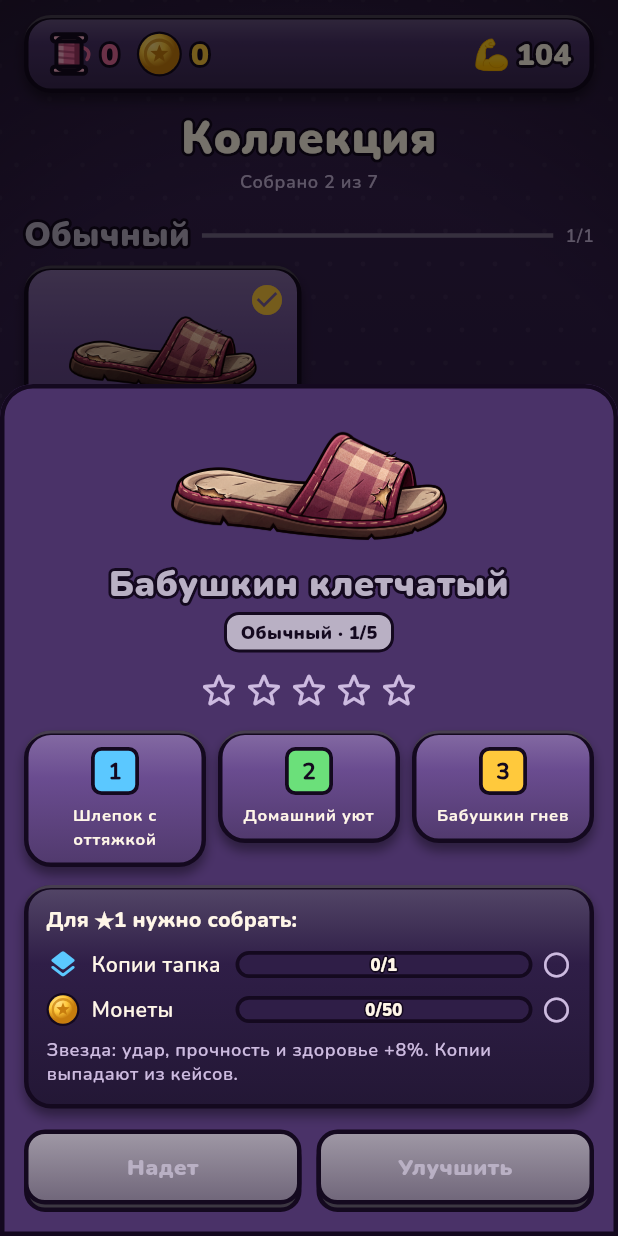
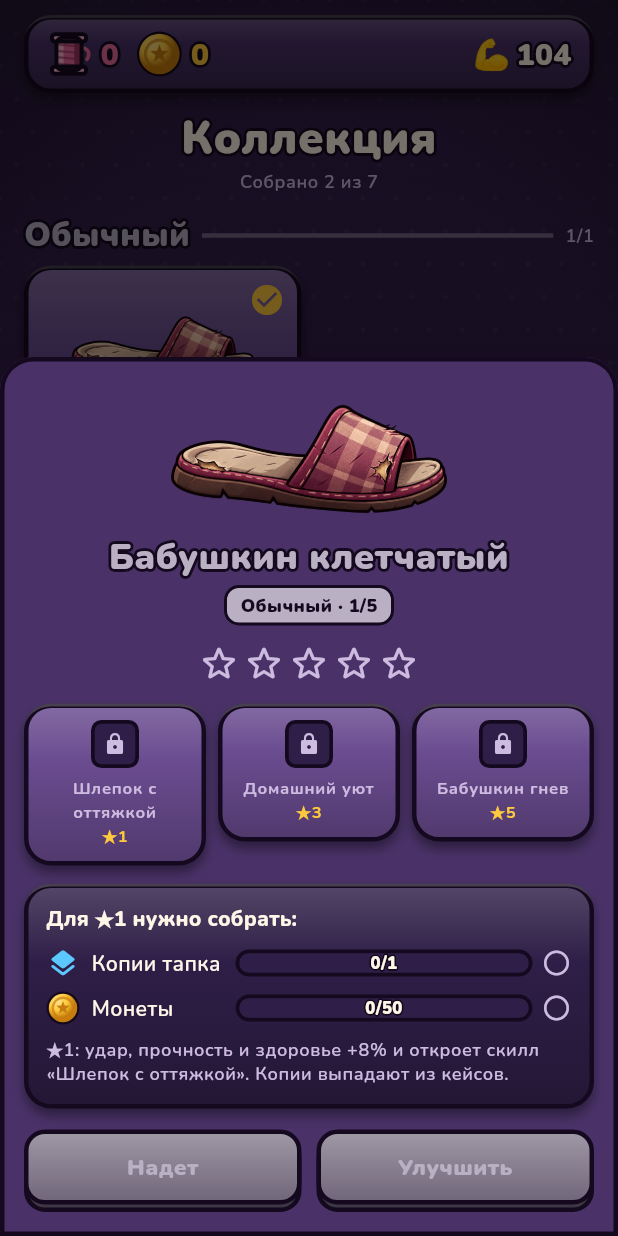
Before and after one commit to voprostvoy-creator/idle-slipper, a Flutter app: the screen it shows after launch, after a tap on "Сменить тапок", after a tap on "Бабушкин клетчатый", on a phone screen of 412 x 824 dp. Run offline on Flutter 3.47's test engine with Material 3 defaults, Android fonts, the phone set to English and light mode, and no system bars; our stand-ins replace shared_preferences.

Commit message:
Скиллы открываются звёздами: ★1 активный, ★3 пассивный, ★5 ульта
- Без звёзд у тапка нет скиллов; чётные звёзды дают только +8% к статам.
- В бою закрытые скиллы — замки (по нажатию — на какой звезде откроются),
  шкала ульты скрыта, пока ульта закрыта.
- В окне тапка: замки на скиллах с нужной звездой, в требованиях — что
  откроет следующая звезда.
- Насекомые по рангу: обычные — только активный скилл, элита — ещё
  пассивный, босс — все три. Уровни главы 1 и муха ослаблены: без звёзд
  бой 1 берётся с 1-го уровня, босс — с 11-го.
- Отладка: кнопка «+1 каждого тапка».

Co-Authored-By: Claude Opus 5.5 <noreply@anthropic.com>

```diff
--- a/lib/game/battle/battle_sim.dart
+++ b/lib/game/battle/battle_sim.dart
@@ -260,7 +260,7 @@ class BattleSim {
 
     SideSnapshot snap(_State st) => SideSnapshot(
           ult: st.ult,
-          skillReady: st.skills.isEmpty
+          skillReady: !st.skills.hasActive
               ? 0
               : ((st.skills.activeCooldown - st.cooldown) / st.skills.activeCooldown)
                   .clamp(0.0, 1.0),
@@ -372,11 +372,11 @@ class BattleSim {
       // --- Выбор действия: ульта → скилл по откату → обычный удар ---
       ActiveSkill? skill;
       var isUltimate = false;
-      if (!me.skills.isEmpty && me.ult >= 1) {
+      if (me.skills.hasUltimate && me.ult >= 1) {
         skill = me.skills.ultimate;
         isUltimate = true;
         me.ult = 0;
-      } else if (!me.skills.isEmpty && me.cooldown <= 0) {
+      } else if (me.skills.hasActive && me.cooldown <= 0) {
         skill = me.skills.active;
         me.cooldown = me.skills.activeCooldown;
       }
--- a/lib/game/battle/skills.dart
+++ b/lib/game/battle/skills.dart
@@ -177,5 +177,22 @@ class SkillSet {
   /// Срабатывает, когда шкала ульты заполнится (см. `BattleSim`).
   final ActiveSkill ultimate;
 
-  bool get isEmpty => active.name.isEmpty;
+  bool get hasActive => active.name.isNotEmpty;
+  bool get hasPassive => passive.name.isNotEmpty;
+  bool get hasUltimate => ultimate.name.isNotEmpty;
+  bool get isEmpty => !hasActive && !hasPassive && !hasUltimate;
+
+  /// На какой звезде открывается скилл: активный, пассивный, ульта.
+  /// Чётные звёзды дают только прибавку к характеристикам.
+  static const activeStar = 1;
+  static const passiveStar = 3;
+  static const ultimateStar = 5;
+
+  /// Набор с учётом звёзд тапка: закрытые скиллы — пустые заглушки.
+  SkillSet unlockedAt(int stars) => SkillSet(
+        active: stars >= activeStar ? active : none.active,
+        activeCooldown: activeCooldown,
+        passive: stars >= passiveStar ? passive : none.passive,
+        ultimate: stars >= ultimateStar ? ultimate : none.ultimate,
+      );
 }
--- a/lib/game/slipper.dart
+++ b/lib/game/slipper.dart
@@ -95,7 +95,8 @@ class Slipper implements Combatant {
   AttackStyle get attackStyle => kind.attack;
 
   @override
-  SkillSet get skills => SkillCatalog.forKind(kindId);
+  /// Скиллы открываются звёздами: ★1 — активный, ★3 — пассивный, ★5 — ульта.
+  SkillSet get skills => SkillCatalog.forKind(kindId).unlockedAt(stars);
 
   /// Цвет ауры — по стату, который прокачан сильнее всех.
   static const _auraColors = {
--- a/lib/ui/screens/collection_screen.dart
+++ b/lib/ui/screens/collection_screen.dart
@@ -1,6 +1,7 @@
 import 'package:flutter/material.dart';
 
 import '../../game/battle/skill_catalog.dart';
+import '../../game/battle/skills.dart';
 import '../../game/game_state.dart';
 import '../../game/slipper.dart';
 import '../../game/slipper_kind.dart';
@@ -290,6 +291,8 @@ class _KindSheet extends StatelessWidget {
                 Expanded(
                   child: _SkillTile(
                     index: 1,
+                    unlockStar: SkillSet.activeStar,
+                    stars: stars,
                     name: skills.active.name,
                     description: skills.active.description,
                     note: 'Перезарядка: ${fmtTurns(skills.activeCooldown)}',
@@ -300,6 +303,8 @@ class _KindSheet extends StatelessWidget {
                 Expanded(
                   child: _SkillTile(
                     index: 2,
+                    unlockStar: SkillSet.passiveStar,
+                    stars: stars,
                     name: skills.passive.name,
                     description: skills.passive.description,
                     color: GameColors.green,
@@ -309,6 +314,8 @@ class _KindSheet extends StatelessWidget {
                 Expanded(
                   child: _SkillTile(
                     index: 3,
+                    unlockStar: SkillSet.ultimateStar,
+                    stars: stars,
                     name: skills.ultimate.name,
                     description: skills.ultimate.description,
                     note: 'Заряжается от урона: нанесённого и полученного',
@@ -352,8 +359,9 @@ class _KindSheet extends StatelessWidget {
                         ),
                         const SizedBox(height: 8),
                         Text(
-                          'Звезда: удар, прочность и здоровье '
-                          '+${(Stars.perStar * 100).round()}%. '
+                          '★${stars + 1}: удар, прочность и здоровье '
+                          '+${(Stars.perStar * 100).round()}%'
+                          '${_unlocks(skills, stars + 1)}. '
                           'Копии выпадают из кейсов.',
                           style: theme.textTheme.bodySmall,
                         ),
@@ -401,11 +409,19 @@ class _SkillTile extends StatelessWidget {
     required this.name,
     required this.description,
     required this.color,
+    required this.unlockStar,
+    required this.stars,
     this.note,
   });
 
   /// 1 — активный, 2 — пассивный, 3 — ульта.
   final int index;
+
+  /// На какой звезде открывается и сколько звёзд у тапка сейчас.
+  final int unlockStar;
+  final int stars;
+
+  bool get _locked => stars < unlockStar;
   final String name;
   final String description;
   final Color color;
@@ -431,11 +447,13 @@ class _SkillTile extends StatelessWidget {
             height: 32,
             alignment: Alignment.center,
             decoration: BoxDecoration(
-              color: color,
+              color: _locked ? GameColors.panelDark : color,
               borderRadius: BorderRadius.circular(7),
               border: Border.all(color: GameColors.outline, width: 2.5),
             ),
-            child: Text(
+            child: _locked
+                ? const Icon(Icons.lock_rounded, size: 16, color: GameColors.textDim)
+                : Text(
                     '$index',
                     style: const TextStyle(
                       color: GameColors.outline,
@@ -450,7 +468,14 @@ class _SkillTile extends StatelessWidget {
             textAlign: TextAlign.center,
             maxLines: 2,
             overflow: TextOverflow.ellipsis,
-            style: theme.textTheme.labelSmall?.copyWith(color: GameColors.text),
+            style: theme.textTheme.labelSmall?.copyWith(
+              color: _locked ? GameColors.textDim : GameColors.text,
+            ),
+          ),
+          if (_locked)
+            Text(
+              '★$unlockStar',
+              style: theme.textTheme.labelSmall?.copyWith(color: GameColors.gold),
             ),
         ],
       ),
@@ -474,6 +499,13 @@ class _SkillTile extends StatelessWidget {
           mainAxisSize: MainAxisSize.min,
           crossAxisAlignment: CrossAxisAlignment.start,
           children: [
+            if (_locked) ...[
+              Text(
+                'Откроется на ★$unlockStar',
+                style: theme.textTheme.titleSmall?.copyWith(color: GameColors.gold),
+              ),
+              const SizedBox(height: 6),
+            ],
             Text(description),
             if (note != null) ...[
               const SizedBox(height: 8),
@@ -492,6 +524,14 @@ class _SkillTile extends StatelessWidget {
     );
   }
 }
+
+/// Какой скилл откроет звезда [star] — хвост фразы или пустая строка.
+String _unlocks(SkillSet skills, int star) => switch (star) {
+      SkillSet.activeStar => ' и откроет скилл «${skills.active.name}»',
+      SkillSet.passiveStar => ' и откроет пассивку «${skills.passive.name}»',
+      SkillSet.ultimateStar => ' и откроет ульту «${skills.ultimate.name}»',
+      _ => '',
+    };
 
 /// Строка требования: иконка, название, полоса «есть/нужно».
 class _Need extends StatelessWidget {
--- a/lib/ui/screens/rating_screen.dart
+++ b/lib/ui/screens/rating_screen.dart
@@ -169,6 +169,13 @@ class RatingScreen extends StatelessWidget {
                 ),
               ],
             ),
+            const SizedBox(height: 10),
+            GameButton(
+              color: GameColors.green,
+              height: 38,
+              onPressed: game.cheatOneOfEach,
+              child: const Text('+1 каждого тапка'),
+            ),
             const SizedBox(height: 16),
             Center(
               child: TextButton.icon(
```
Also changed, not shown: lib/game/game_state.dart (+9 -0 lines), lib/game/story/chapters.dart (+10 -10 lines), lib/game/story/enemies.dart (+7 -3 lines), lib/ui/screens/battle_screen.dart (+49 -10 lines), 1 other file. Lines whose indentation alone changed are shown as unchanged.
